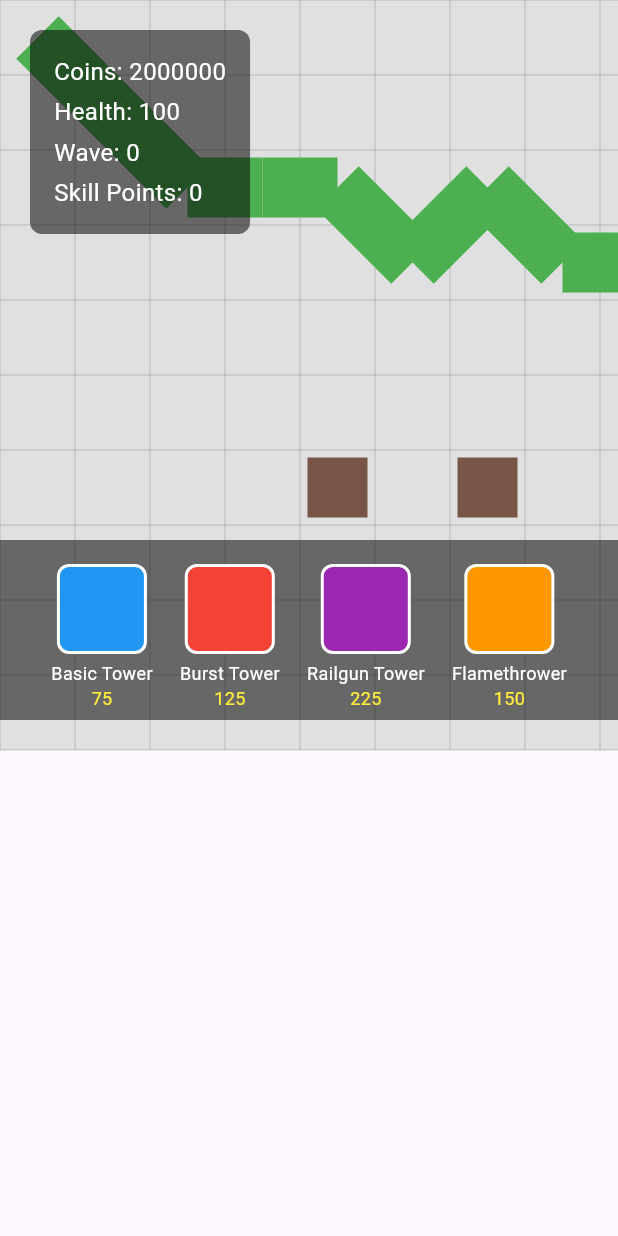
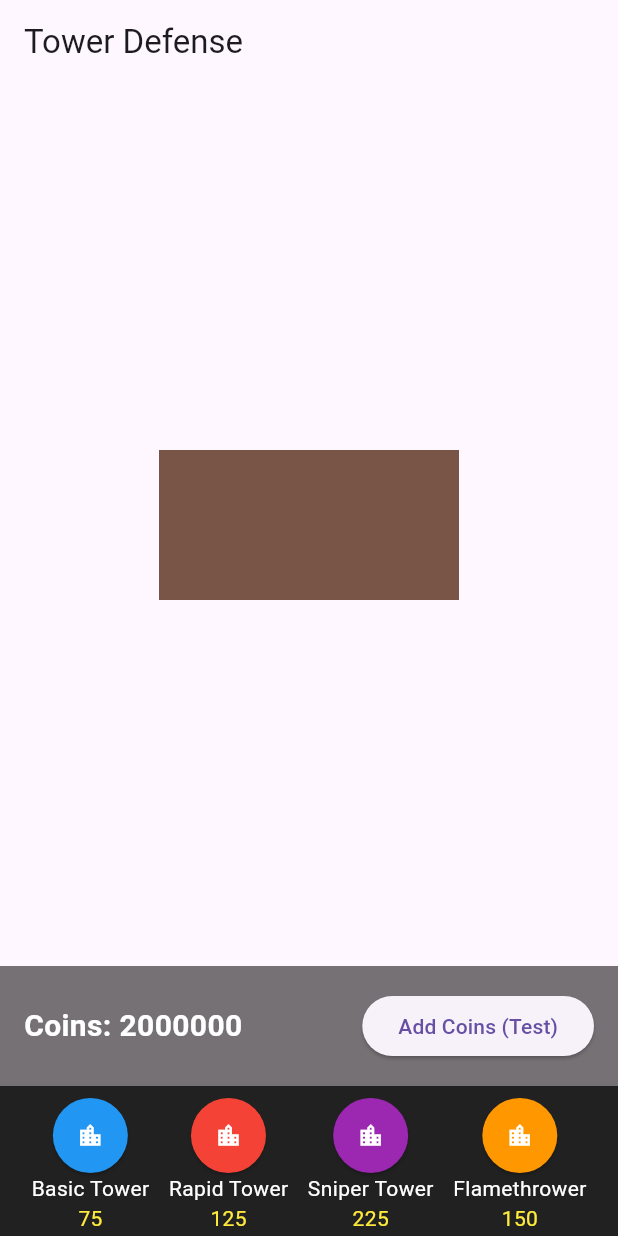
Before and after one commit to deen-a/project-tower-defense, a Flutter app: the screen it shows after launch, on a phone screen of 412 x 824 dp. Run offline on Flutter 3.47's test engine with Material 3 defaults, Android fonts, the phone set to English and light mode, and no system bars.

Commit message:
minimal settings (main code)

```diff
--- a/lib/main.dart
+++ b/lib/main.dart
@@ -1,10 +1,4 @@
 import 'package:flutter/material.dart';
-import 'core/game_state.dart';
-import 'utils/map_generator.dart';
-import 'managers/tower_manager.dart';
-import 'widgets/game_board.dart';
-import 'widgets/hud.dart';
-import 'widgets/tower_shop.dart';
 
 void main() {
   runApp(const TowerDefenseGame());
@@ -17,7 +11,10 @@ class TowerDefenseGame extends StatelessWidget {
   Widget build(BuildContext context) {
     return MaterialApp(
       title: 'Tower Defense',
-      theme: ThemeData(primarySwatch: Colors.blue),
+      theme: ThemeData(
+        primarySwatch: Colors.blue,
+        useMaterial3: true,
+      ),
       home: const GameScreen(),
     );
   }
@@ -30,61 +27,170 @@ class GameScreen extends StatefulWidget {
   State<GameScreen> createState() => _GameScreenState();
 }
 
-class _GameScreenState extends State<GameScreen> with TickerProviderStateMixin {
-  late GameState gameState;
-  late TowerManager towerManager;
-  late MapData currentMap;
-
-  @override
-  void initState() {
-    super.initState();
-    gameState = GameState();
-    towerManager = TowerManager(gameState);
-    currentMap = MapGenerator.generateRandomMap();
-
-    // Listen for state changes
-    gameState.notifier.addListener(() {
-      if (mounted) setState(() {});
-    });
-  }
+class _GameScreenState extends State<GameScreen> {
+  List<Offset> towers = [];
+  int coins = 2000000;
 
   @override
   Widget build(BuildContext context) {
     return Scaffold(
-      body: Stack(
+      appBar: AppBar(
+        title: const Text('Tower Defense'),
+      ),
+      body: Column(
         children: [
           // Game Board
-          GameBoard(
-            mapData: currentMap,
-            towerManager: towerManager,
-            onTowerPlaced: (tower) {
-              setState(() {});
-            },
+          Expanded(
+            child: GestureDetector(
+              onTapDown: (details) {
+                final RenderBox box = context.findRenderObject() as RenderBox;
+                final localPosition = box.globalToLocal(details.globalPosition);
+
+                setState(() {
+                  towers.add(localPosition);
+                  coins -= 75; // Cost untuk basic tower
+                });
+              },
+              child: Container(
+                color: Colors.green[100],
+                child: CustomPaint(
+                  painter: GameBoardPainter(towers: towers),
+                ),
+              ),
+            ),
           ),
 
           // HUD
-          Positioned(
-            top: 20,
-            left: 20,
-            child: HUD(gameState: gameState),
+          Container(
+            padding: const EdgeInsets.all(16),
+            color: Colors.black54,
+            child: Row(
+              mainAxisAlignment: MainAxisAlignment.spaceBetween,
+              children: [
+                Text(
+                  'Coins: $coins',
+                  style: const TextStyle(
+                    color: Colors.white,
+                    fontSize: 20,
+                    fontWeight: FontWeight.bold,
+                  ),
+                ),
+                ElevatedButton(
+                  onPressed: () {
+                    setState(() {
+                      coins += 100;
+                    });
+                  },
+                  child: const Text('Add Coins (Test)'),
+                ),
+              ],
+            ),
           ),
 
           // Tower Shop
-          Positioned(
-            bottom: 20,
-            left: 0,
-            right: 0,
-            child: TowerShop(
-              gameState: gameState,
-              towerManager: towerManager,
-              mapData: currentMap,
-              onTowerPlaced: () {
-                setState(() {});
-              },
+          Container(
+            height: 100,
+            color: Colors.grey[900],
+            padding: const EdgeInsets.all(8),
+            child: Row(
+              mainAxisAlignment: MainAxisAlignment.spaceEvenly,
+              children: [
+                _buildTowerButton('Basic Tower', Colors.blue, 75),
+                _buildTowerButton('Rapid Tower', Colors.red, 125),
+                _buildTowerButton('Sniper Tower', Colors.purple, 225),
+                _buildTowerButton('Flamethrower', Colors.orange, 150),
+              ],
             ),
           ),
         ],
       ),
     );
   }
+
+  Widget _buildTowerButton(String name, Color color, int cost) {
+    return Column(
+      children: [
+        ElevatedButton(
+          onPressed: coins >= cost ? () {
+            // Tower selection logic here
+          } : null,
+          style: ElevatedButton.styleFrom(
+            backgroundColor: color,
+            shape: const CircleBorder(),
+            padding: const EdgeInsets.all(16),
+          ),
+          child: const Icon(Icons.location_city, color: Colors.white),
+        ),
+        Text(
+          name,
+          style: const TextStyle(color: Colors.white),
+        ),
+        Text(
+          '$cost',
+          style: TextStyle(
+            color: coins >= cost ? Colors.yellow : Colors.red,
+          ),
+        ),
+      ],
+    );
+  }
 }
+
+class GameBoardPainter extends CustomPainter {
+  final List<Offset> towers;
+
+  GameBoardPainter({required this.towers});
+
+  @override
+  void paint(Canvas canvas, Size size) {
+    // Draw grass background
+    final grassPaint = Paint()..color = Colors.green[100]!;
+    canvas.drawRect(Rect.fromLTWH(0, 0, size.width, size.height), grassPaint);
+
+    // Draw grid
+    final gridPaint = Paint()
+      ..color = Colors.green[300]!
+      ..style = PaintingStyle.stroke
+      ..strokeWidth = 1;
+
+    const gridSize = 50.0;
+    for (double x = 0; x < size.width; x += gridSize) {
+      canvas.drawLine(Offset(x, 0), Offset(x, size.height), gridPaint);
+    }
+    for (double y = 0; y < size.height; y += gridSize) {
+      canvas.drawLine(Offset(0, y), Offset(size.width, y), gridPaint);
+    }
+
+    // Draw path (simple straight line)
+    final pathPaint = Paint()
+      ..color = Colors.brown
+      ..style = PaintingStyle.fill;
+
+    final pathRect = Rect.fromLTWH(
+      gridSize * 2, // Start at grid position 2
+      size.height / 2 - gridSize,
+      size.width - gridSize * 4, // Width of path
+      gridSize * 2, // Height of path
+    );
+    canvas.drawRect(pathRect, pathPaint);
+
+    // Draw towers
+    for (var tower in towers) {
+      final towerPaint = Paint()..color = Colors.blue;
+      canvas.drawCircle(
+        tower,
+        20,
+        towerPaint,
+      );
+
+      // Draw range indicator
+      final rangePaint = Paint()
+        ..color = Colors.blue.withOpacity(0.2)
+        ..style = PaintingStyle.fill;
+      canvas.drawCircle(tower, 60, rangePaint);
+    }
+  }
+
+  @override
+  bool shouldRepaint(covariant CustomPainter oldDelegate) => true;
+}
--- a/pubspec.yaml
+++ b/pubspec.yaml
@@ -1,8 +1,6 @@
 name: tower_defense
-description: A Tower Defense game built with Flutter
-
+description: A Tower Defense game
 publish_to: 'none'
-
 version: 1.0.0+1
 
 environment:
@@ -11,7 +9,6 @@ environment:
 dependencies:
   flutter:
     sdk: flutter
-  vector_math: ^2.1.4
 
 dev_dependencies:
   flutter_test:
```
